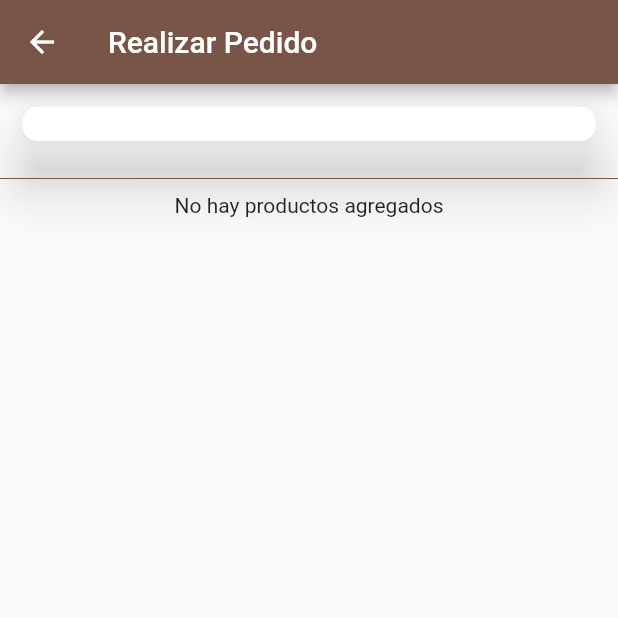
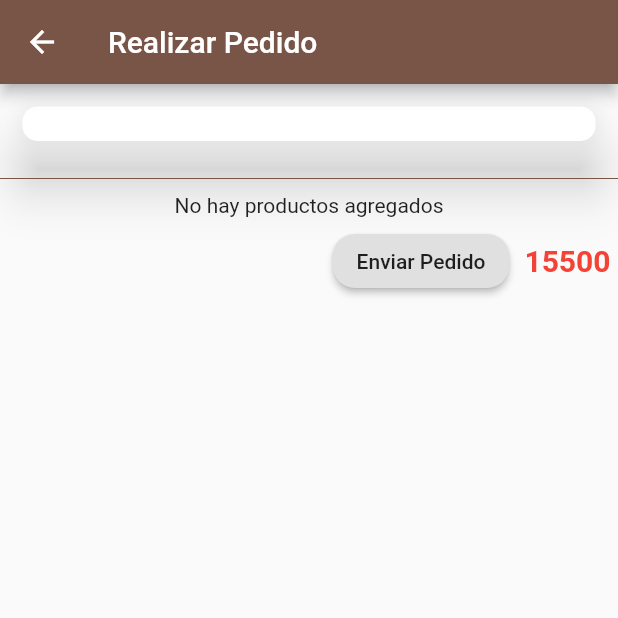
Before and after one commit to smarriagac/inventory_app, a Flutter app: the PedidoPage screen opened directly with empty values, on a phone screen of 412 x 824 dp, the top half of it. Run offline on Flutter 3.47's test engine with Material 2 defaults, Android fonts, the phone set to English and light mode, and no system bars; our stand-ins replace curved_navigation_bar, sqflite; missing offline and left inert: flutter_cart, spinner_input, super_qr_reader; accounts and stored records are empty.

Commit message:
añadiento total y boton de envio de producto

```diff
--- a/lib/src/pages/pedido_page.dart
+++ b/lib/src/pages/pedido_page.dart
@@ -47,6 +47,8 @@ class _PedidoPageState extends State<PedidoPage> {
                 _infodelatienda(scan),
                 Divider(color: Theme.of(context).primaryColor, height: 20.0),
                 _infoProductos(context, pedidoS),
+                SizedBox(width: 5.0),
+                _infoTotal(),
               ],
             );
           },
@@ -63,6 +65,33 @@ class _PedidoPageState extends State<PedidoPage> {
             style: TextStyle(fontSize: 20.0, fontWeight: FontWeight.bold)),
         alignment: Alignment.topLeft,
       ),
+    );
+  }
+
+  _infoTotal() {
+    return Row(
+      children: [
+        Expanded(
+          child: Container(
+            alignment: Alignment.bottomRight,
+            padding: EdgeInsets.all(5.0),
+            child: RaisedButton(
+              child: Text('Enviar Pedido'),
+              shape: RoundedRectangleBorder(
+                  borderRadius: BorderRadius.circular(15.0)),
+              onPressed: () {},
+            ),
+          ),
+        ),
+        Container(
+          child: Text(
+            '15500',
+            style: TextStyle(
+                color: Colors.red, fontWeight: FontWeight.bold, fontSize: 20.0),
+          ),
+          padding: EdgeInsets.all(5.0),
+        )
+      ],
     );
   }
 
@@ -161,13 +190,19 @@ class _PedidoPageState extends State<PedidoPage> {
     return Expanded(
       child: Column(
         children: [
-          Text('Total',
-              style: TextStyle(fontSize: 18.0, fontWeight: FontWeight.bold)),
-          SizedBox(height: 10.0),
+/*           Text('Total',
+              style: TextStyle(fontSize: 25.0, fontWeight: FontWeight.bold)),
+          SizedBox(height: 10.0), */
           Container(
             child: Text('${_nproducto[i].cantidad * pedidoS[i].precio}',
-                style: TextStyle(fontSize: 16.0)),
-            color: Colors.red,
+                style: TextStyle(
+                    fontSize: 16.0,
+                    color: Colors.white,
+                    fontWeight: FontWeight.bold)),
+            decoration: BoxDecoration(
+              color: Colors.red,
+              borderRadius: BorderRadius.circular(5.0),
+            ),
           )
         ],
       ),
@@ -175,9 +210,6 @@ class _PedidoPageState extends State<PedidoPage> {
   }
 
   void _canditadProducto() {
-/*     for (var i = 0; i < pedidoS.length; i++) {
-      var list = <CantidadP>[];
-    } */
     var list = <CantidadP>[
       CantidadP(cantidad: 0),
       CantidadP(cantidad: 0),
```
